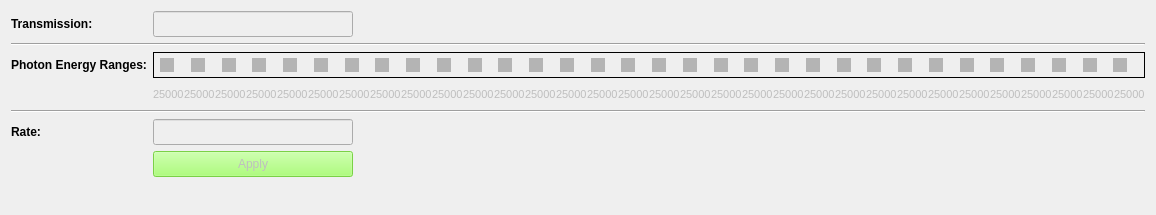
This is line_beam_parameters.ui in pcdshub/pmps-ui as Qt 5 draws it before an edit. The edited form follows.
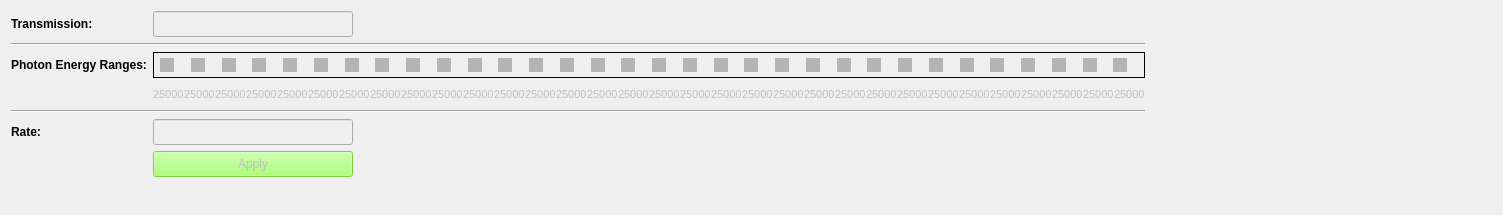
This is the edited form. Custom widgets are drawn as their Qt base class.

```diff
--- a/line_beam_parameters.ui
+++ b/line_beam_parameters.ui
@@ -6,7 +6,7 @@
    <rect>
     <x>0</x>
     <y>0</y>
-    <width>927</width>
+    <width>1503</width>
     <height>215</height>
    </rect>
   </property>
```
Left out of the diff: 11 changed lines with no effect on the pictures.
